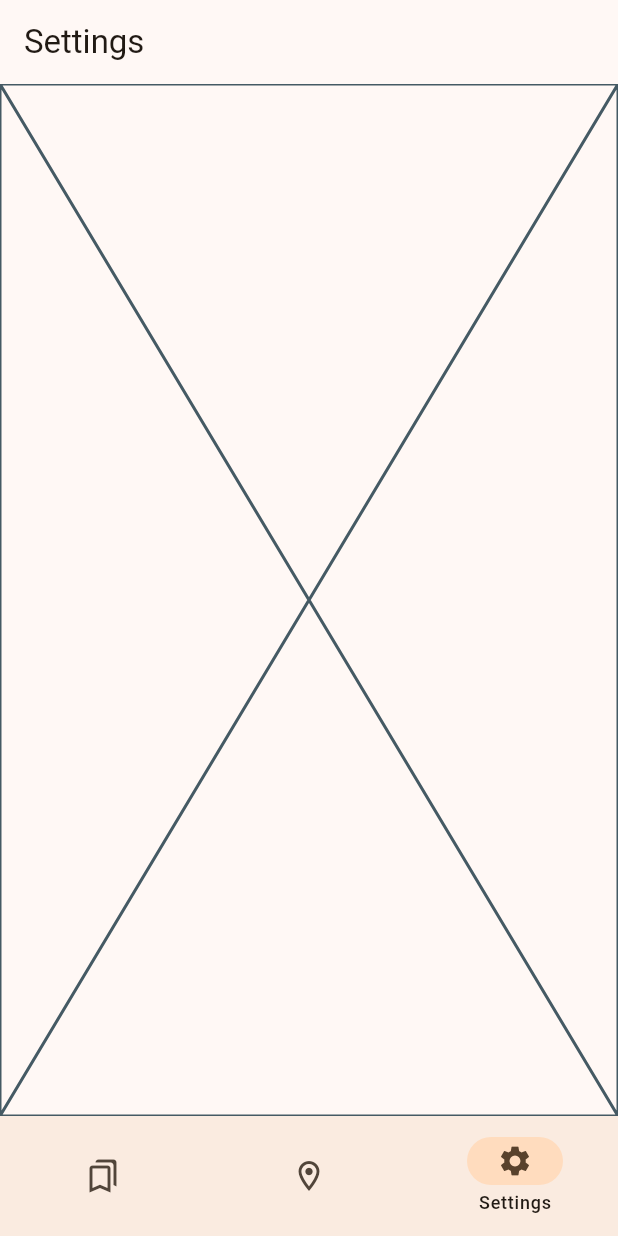
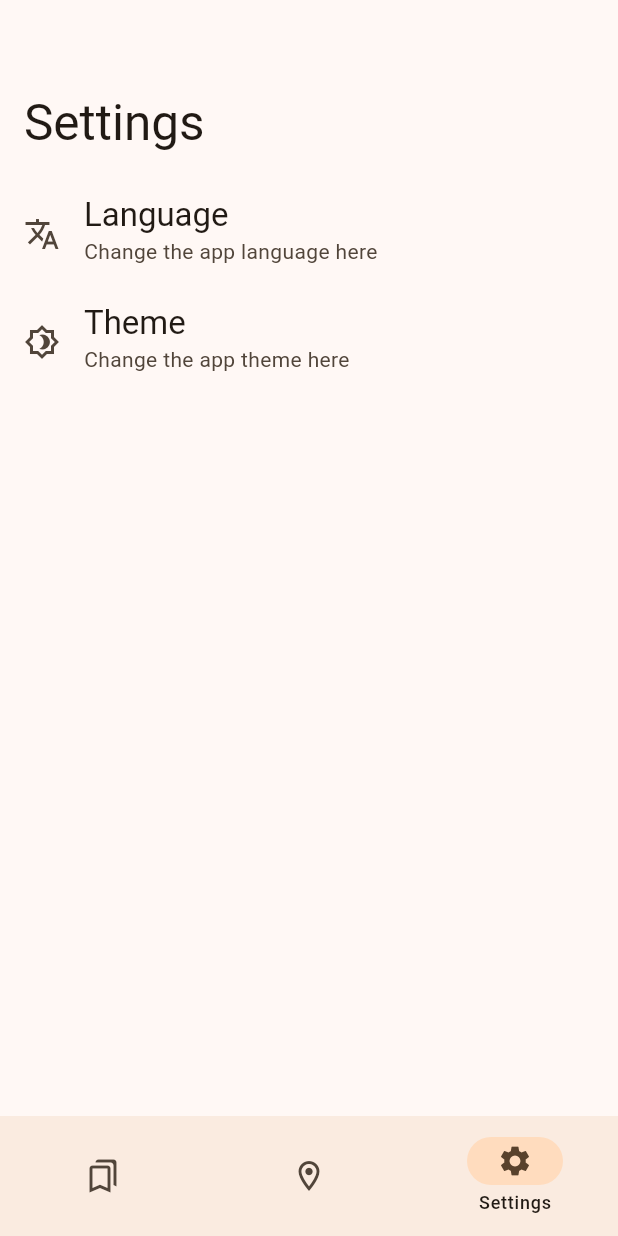
Before and after one commit to alexlwc11/lets_go_gym, a Flutter app: the SettingsScreen screen opened by its route, on a phone screen of 412 x 824 dp. Run offline on Flutter 3.47's test engine with Material 3 defaults, Android fonts, the phone set to English and light mode, and no system bars; our stand-ins replace dio, drift, equatable, flutter_bloc, flutter_secure_storage, get_it and 4 more; missing offline and left inert: sqlite3; accounts and stored records are empty; generated files the repository leaves out were written again.

Commit message:
feat: settings screen

```diff
--- a/assets/l10n/app_en.arb
+++ b/assets/l10n/app_en.arb
@@ -13,5 +13,9 @@
   "bookmarksScreen_emptyTitle": "You'll find your bookmarks here",
   "bookmarksScreen_emptyHints": "Add location to bookmarks to check the details quickly",
   "locationScreen_title": "Location",
-  "settingsScreen_title": "Settings"
+  "settingsScreen_title": "Settings",
+  "settingsScreen_languageTitle": "Language",
+  "settingsScreen_languageSubtitle": "Change the app language here",
+  "settingsScreen_themeTitle": "Theme",
+  "settingsScreen_themeSubtitle": "Change the app theme here"
 }
--- a/assets/l10n/app_zh.arb
+++ b/assets/l10n/app_zh.arb
@@ -13,5 +13,9 @@
   "bookmarksScreen_emptyTitle": "你可以喺依度搵到你嘅收藏",
   "bookmarksScreen_emptyHints": "加個地點入收藏可以快啲搵到詳細資料",
   "locationScreen_title": "地點",
-  "settingsScreen_title": "設定"
+  "settingsScreen_title": "設定",
+  "settingsScreen_languageTitle": "語言",
+  "settingsScreen_languageSubtitle": "喺依度轉顯示嘅語言",
+  "settingsScreen_themeTitle": "主題",
+  "settingsScreen_themeSubtitle": "喺依度轉主題"
 }
--- a/lib/ui/screens/settings/settings_screen.dart
+++ b/lib/ui/screens/settings/settings_screen.dart
@@ -1,17 +1,91 @@
+import 'package:drift/drift.dart';
 import 'package:flutter/material.dart';
 import 'package:lets_go_gym/core/utils/localization_helper.dart';
 
-class SettingsScreen extends StatelessWidget {
+class SettingsScreen extends StatefulWidget {
   const SettingsScreen({super.key});
 
   @override
+  State<SettingsScreen> createState() => _SettingsState();
+}
+
+class _SettingsState extends State<SettingsScreen> {
+  final double _appBarExpandedHeight = 120;
+
+  final ScrollController _scrollController = ScrollController();
+
+  bool get _isSliverAppBarExpanded =>
+      _scrollController.hasClients &&
+      _scrollController.offset > (_appBarExpandedHeight - kToolbarHeight);
+
+  @override
   Widget build(BuildContext context) {
-    // TODO implement
     return Scaffold(
-      appBar: AppBar(
-        title: Text(context.appLocalization.settingsScreen_title),
+      body: CustomScrollView(
+        controller: _scrollController,
+        slivers: [
+          SliverAppBar.large(
+            pinned: true,
+            centerTitle: true,
+            automaticallyImplyLeading: false,
+            expandedHeight: _appBarExpandedHeight,
+            flexibleSpace: FlexibleSpaceBar(
+              titlePadding: const EdgeInsets.only(left: 16, bottom: 16),
+              collapseMode: CollapseMode.pin,
+              title: Text(
+                context.appLocalization.settingsScreen_title,
+                style: Theme.of(context).textTheme.titleLarge,
+              ),
+            ),
+          ),
+          SliverList(
+            delegate: SliverChildListDelegate(
+              _SettingsItem.values.map(_buildItemTile).toList(),
+            ),
+          )
+        ],
       ),
-      body: const Placeholder(),
     );
   }
+
+  Widget _buildItemTile(_SettingsItem item) => ListTile(
+        leading: Icon(item.icon),
+        title: Text(item.getTitleText(context)),
+        titleTextStyle: Theme.of(context).textTheme.titleLarge,
+        subtitle: Text(item.getSubtitleText(context)),
+        // TODO display the current locale
+        onTap: () {},
+      );
+
+  @override
+  void dispose() {
+    _scrollController.dispose();
+    super.dispose();
+  }
 }
+
+enum _SettingsItem {
+  language(Icons.translate),
+  theme(Icons.brightness_4_outlined);
+
+  final IconData icon;
+  const _SettingsItem(this.icon);
+
+  String getTitleText(BuildContext context) {
+    switch (this) {
+      case _SettingsItem.language:
+        return context.appLocalization.settingsScreen_languageTitle;
+      case _SettingsItem.theme:
+        return context.appLocalization.settingsScreen_themeTitle;
+    }
+  }
+
+  String getSubtitleText(BuildContext context) {
+    switch (this) {
+      case _SettingsItem.language:
+        return context.appLocalization.settingsScreen_languageSubtitle;
+      case _SettingsItem.theme:
+        return context.appLocalization.settingsScreen_themeSubtitle;
+    }
+  }
+}
```
